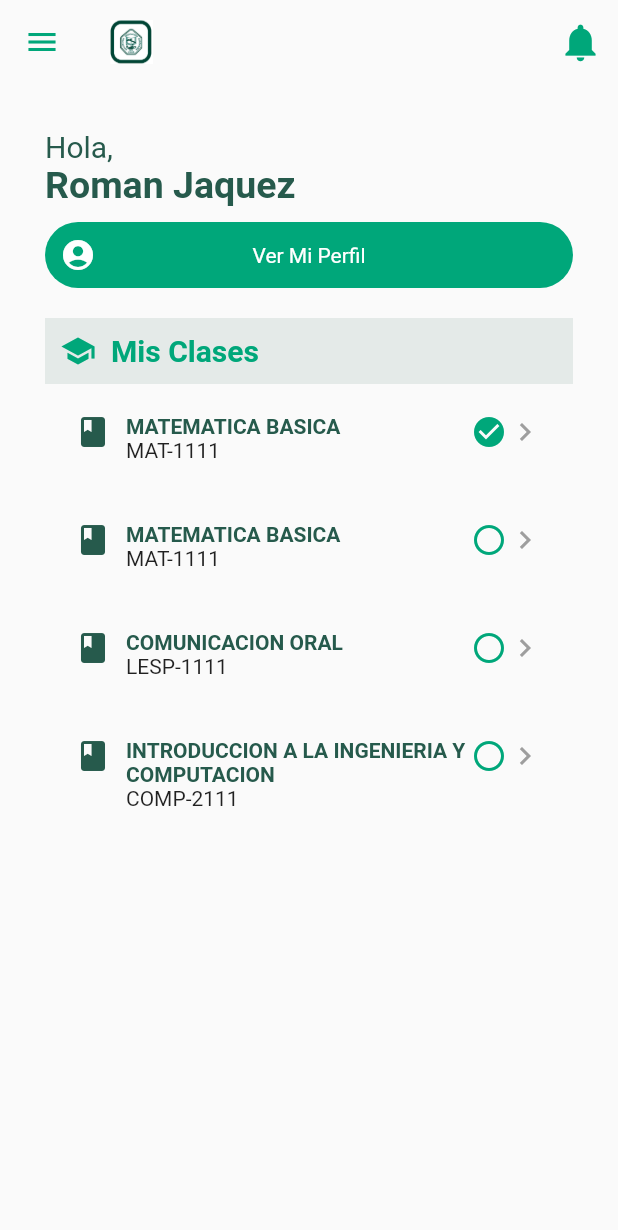
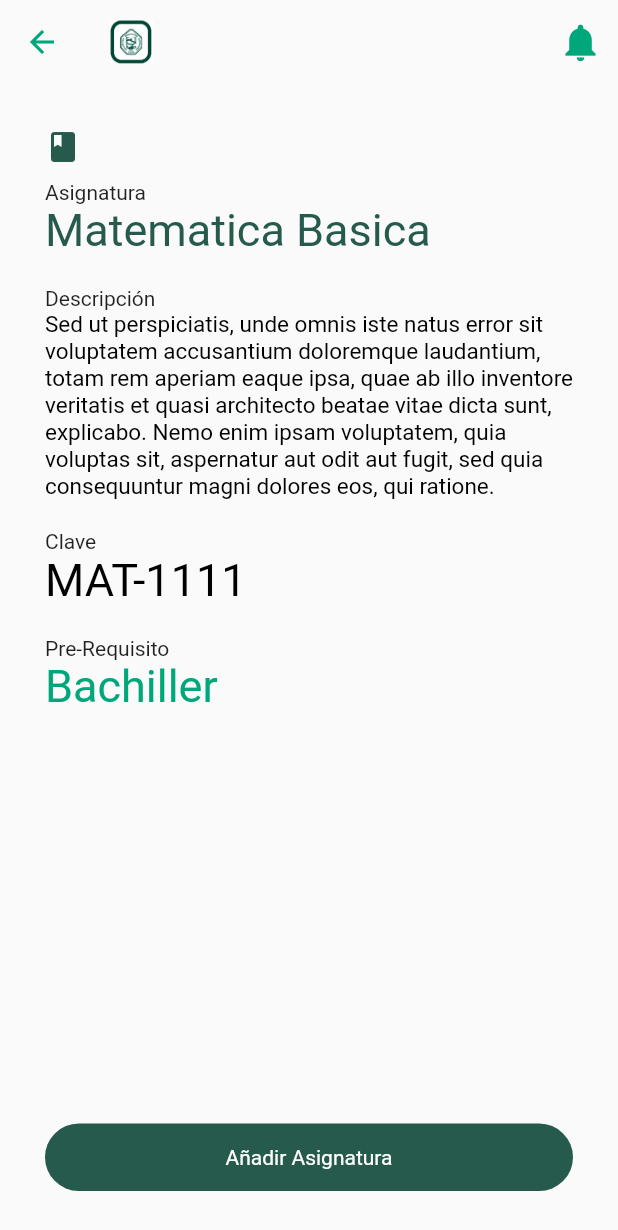
Before and after one commit to romanejaquez/unad-flutter, a Flutter app: the UNADHome screen opened directly, after a tap on "MATEMATICA BASICA", on a phone screen of 412 x 824 dp. Shown: the top 1230 px of the screen. Run offline on Flutter 3.47's test engine with Material 2 defaults, Android fonts, the light colour scheme and no system bars; our stand-ins replace flutter_svg.

Commit message:
unad app

```diff
--- a/lib/helpers/utils.dart
+++ b/lib/helpers/utils.dart
@@ -11,7 +11,7 @@ class Utils {
       Asignatura(
           id: '1',
           nombre: "Matematica Basica",
-          descripcion: "Matematica Basica",
+          descripcion: "Sed ut perspiciatis, unde omnis iste natus error sit voluptatem accusantium doloremque laudantium, totam rem aperiam eaque ipsa, quae ab illo inventore veritatis et quasi architecto beatae vitae dicta sunt, explicabo. Nemo enim ipsam voluptatem, quia voluptas sit, aspernatur aut odit aut fugit, sed quia consequuntur magni dolores eos, qui ratione.",
           clave: 'MAT-1111',
           prerequisito: 'Bachiller',
           anadida: false
@@ -19,7 +19,7 @@ class Utils {
       Asignatura(
           id: '2',
           nombre: "Matematica Basica",
-          descripcion: "Matematica Basica",
+          descripcion: "Sed ut perspiciatis, unde omnis iste natus error sit voluptatem accusantium doloremque laudantium, totam rem aperiam eaque ipsa, quae ab illo inventore veritatis et quasi architecto beatae vitae dicta sunt, explicabo. Nemo enim ipsam voluptatem, quia voluptas sit, aspernatur aut odit aut fugit, sed quia consequuntur magni dolores eos, qui ratione.",
           clave: 'MAT-1111',
           prerequisito: 'Bachiller',
           anadida: false
@@ -27,7 +27,7 @@ class Utils {
       Asignatura(
           id: '3',
           nombre: "Comunicacion Oral",
-          descripcion: "Comunicacion Oral",
+          descripcion: "Sed ut perspiciatis, unde omnis iste natus error sit voluptatem accusantium doloremque laudantium, totam rem aperiam eaque ipsa, quae ab illo inventore veritatis et quasi architecto beatae vitae dicta sunt, explicabo. Nemo enim ipsam voluptatem, quia voluptas sit, aspernatur aut odit aut fugit, sed quia consequuntur magni dolores eos, qui ratione.",
           clave: 'LESP-1111',
           prerequisito: 'Bachiller',
           anadida: false
@@ -35,7 +35,7 @@ class Utils {
       Asignatura(
           id: '4',
           nombre: "Introduccion a la Ingenieria y Computacion",
-          descripcion: "Matematica Basica",
+          descripcion: "Sed ut perspiciatis, unde omnis iste natus error sit voluptatem accusantium doloremque laudantium, totam rem aperiam eaque ipsa, quae ab illo inventore veritatis et quasi architecto beatae vitae dicta sunt, explicabo. Nemo enim ipsam voluptatem, quia voluptas sit, aspernatur aut odit aut fugit, sed quia consequuntur magni dolores eos, qui ratione.",
           clave: 'COMP-2111',
           prerequisito: 'Bachiller',
           anadida: false
--- /dev/null
+++ b/lib/pages/unadasignaturadetalles.dart
@@ -0,0 +1,83 @@
+import 'package:flutter/material.dart';
+import 'package:provider/provider.dart';
+import 'package:unad_app/helpers/utils.dart';
+import 'package:unad_app/models/asignatura.dart';
+import 'package:unad_app/services/asignaturaservice.dart';
+import 'package:unad_app/widgets/unadbutton.dart';
+
+class UNADAsignaturaDetalles extends StatelessWidget {
+  const UNADAsignaturaDetalles({Key? key}) : super(key: key);
+
+  @override
+  Widget build(BuildContext context) {
+    return Scaffold(
+      appBar: AppBar(
+        iconTheme: const IconThemeData(color: Utils.secondaryColor),
+        backgroundColor: Colors.transparent,
+        elevation: 0,
+        title: Image.asset('assets/imgs/unadlogo.png', width: 30, height: 30),
+        actions: [
+          Container(
+            margin: const EdgeInsets.only(right: 10),
+            child: const Icon(Icons.notifications, size: 30, color: Utils.secondaryColor)
+          )
+        ],
+      ),
+      body: Padding(
+        padding: const EdgeInsets.all(30),
+        child: Consumer<AsignaturaService>(
+          builder: (context, service, child) {
+
+            Asignatura asignatura = service.asignaturaSeleccionada!;
+
+            return Column(
+              children: [
+                Expanded(
+                  child: Column(
+                    crossAxisAlignment: CrossAxisAlignment.start,
+                    children: [
+                      const Icon(Icons.class_, color: Utils.mainColor),
+                      const SizedBox(height: 10),
+                      const Text('Asignatura'),
+                      Text(asignatura.nombre,
+                        style: const TextStyle(color: Utils.mainColor, fontSize: 30)
+                      ),
+                      const SizedBox(height: 20),
+                      const Text('Descripción'),
+                      Text(asignatura.descripcion,
+                        style: const TextStyle(color: Colors.black, fontSize: 15)
+                      ),
+                      const SizedBox(height: 20),
+                      const Text('Clave'),
+                      Text(asignatura.clave,
+                        style: const TextStyle(color: Colors.black, fontSize: 30)
+                      ),
+                      const SizedBox(height: 20),
+                      const Text('Pre-Requisito'),
+                      Text(asignatura.prerequisito,
+                        style: const TextStyle(color: Utils.secondaryColor, fontSize: 30)
+                      )
+                    ],
+                  ),
+                ),
+                const SizedBox(height: 20),
+                UNADButton(
+                  label: asignatura.anadida ? 'Retirar Asignatura' : 'Añadir Asignatura',
+                  color: asignatura.anadida ? Utils.secondaryColor : Utils.mainColor,
+                  onTap: () {
+                    if (!asignatura.anadida) {
+                      service.agregarAsignatura(asignatura.id);
+                    }
+                    else {
+                      service.retirarAsignatura(asignatura.id);
+                    }
+                  },
+                ),
+              ],
+            );
+          }
+        )
+      ),
+    );
+  }
+}
--- a/lib/pages/unadhome.dart
+++ b/lib/pages/unadhome.dart
@@ -1,5 +1,7 @@
 import 'package:flutter/material.dart';
 import 'package:unad_app/helpers/utils.dart';
+import 'package:unad_app/pages/unadasignaturadetalles.dart';
+import 'package:unad_app/pages/unadperfil.dart';
 import 'package:unad_app/widgets/listadeasignaturas.dart';
 import 'package:unad_app/widgets/unadbutton.dart';
 
@@ -29,14 +31,18 @@ class UNADHome extends StatelessWidget {
         child: Column(
           crossAxisAlignment: CrossAxisAlignment.start,
           children: [
-            Text('Hola,', style: TextStyle(color: Utils.mainColor, fontSize: 20)),
-            Text('Roman Jaquez', style: TextStyle(color: Utils.mainColor, fontWeight: FontWeight.bold, fontSize: 25)),
+            const Text('Hola,', style: TextStyle(color: Utils.mainColor, fontSize: 20)),
+            const Text('Roman Jaquez', style: TextStyle(color: Utils.mainColor, fontWeight: FontWeight.bold, fontSize: 25)),
             const SizedBox(height: 10),
             UNADButton(
               icon: Icons.account_circle,
-              label: 'Ver Mi Perfil', color: Utils.secondaryColor, onTap: () {
-
-            }),
+              label: 'Ver Mi Perfil', color: Utils.secondaryColor,
+              onTap: () {
+                Navigator.of(context).push(
+                  MaterialPageRoute(builder: (context) => const UNADPerfil())
+                );
+              }
+            ),
             const SizedBox(height: 20),
             ColoredBox(
               color: Utils.mainColor.withOpacity(0.1),
@@ -51,7 +57,13 @@ class UNADHome extends StatelessWidget {
                 )
               ),
             ),
-            const ListaDeAsignaturas()
+            ListaDeAsignaturas(
+              onItemTap: () {
+                Navigator.of(context).push(
+                  MaterialPageRoute(builder: (context) => UNADAsignaturaDetalles())
+                );
+              }
+            )
           ]
         )
       )
--- a/lib/services/asignaturaservice.dart
+++ b/lib/services/asignaturaservice.dart
@@ -6,9 +6,21 @@ class AsignaturaService extends ChangeNotifier {
 
   List<Asignatura> asignaturas = Utils.getAsignaturas();
 
-  void addAsignatura(String id) {
+  Asignatura? asignaturaSeleccionada;
+
+  void selectionarAsignatura(Asignatura a) {
+    asignaturaSeleccionada = a;
+  }
+
+  void agregarAsignatura(String id) {
     var asignatura = asignaturas.where((a) => a.id == id).first;
-    asignatura.anadida = !asignatura.anadida;
+    asignatura.anadida = true;
+    notifyListeners();
+  }
+
+  void retirarAsignatura(String id) {
+    var asignatura = asignaturas.where((a) => a.id == id).first;
+    asignatura.anadida = false;
     notifyListeners();
   }
 }
--- /dev/null
+++ b/lib/widgets/asignaturawidget.dart
@@ -0,0 +1,53 @@
+import 'package:flutter/material.dart';
+import 'package:provider/provider.dart';
+import 'package:unad_app/helpers/utils.dart';
+import 'package:unad_app/models/asignatura.dart';
+import 'package:unad_app/services/asignaturaservice.dart';
+
+class AsignaturaWidget extends StatelessWidget {
+
+  final Asignatura asignatura;
+  final Function onAsignaturaTap;
+  const AsignaturaWidget({Key? key, required this.asignatura, required this.onAsignaturaTap }) : super(key: key);
+
+  @override
+  Widget build(BuildContext context) {
+    return Material(
+      color: Colors.transparent,
+      child: InkWell(
+        highlightColor: Utils.mainColor.withOpacity(0.1),
+        splashColor: Utils.secondaryColor.withOpacity(0.1),
+        onTap: () {
+          onAsignaturaTap();
+        },
+        child: Container(
+          margin: const EdgeInsets.all(10),
+          padding: const EdgeInsets.all(10),
+          child: Row(
+            crossAxisAlignment: CrossAxisAlignment.start,
+            children: [
+              const Icon(Icons.class_, color: Utils.mainColor),
+              const SizedBox(width: 10),
+              Expanded(
+                child: Column(
+                  crossAxisAlignment: CrossAxisAlignment.start,
+                  children: [
+                    Text(asignatura.nombre.toUpperCase(),
+                    style: const TextStyle(color: Utils.mainColor, fontWeight: FontWeight.bold)),
+                    Text(asignatura.clave)
+                  ],
+                ),
+              ),
+              Consumer<AsignaturaService>(
+                builder: (context, service, child) {
+                  return Icon(asignatura.anadida ? Icons.check_circle : Icons.circle_outlined, color: Utils.secondaryColor);
+                }
+              ),
+              const Icon(Icons.chevron_right, color: Colors.grey)
+            ],
+          ),
+        ),
+      ),
+    );
+  }
+}
--- a/lib/widgets/listadeasignaturas.dart
+++ b/lib/widgets/listadeasignaturas.dart
@@ -2,14 +2,18 @@ import 'package:flutter/material.dart';
 import 'package:provider/provider.dart';
 import 'package:unad_app/helpers/utils.dart';
 import 'package:unad_app/services/asignaturaservice.dart';
+import 'package:unad_app/widgets/asignaturawidget.dart';
 
 class ListaDeAsignaturas extends StatelessWidget {
-  const ListaDeAsignaturas({Key? key}) : super(key: key);
+
+  final Function onItemTap;
+  const ListaDeAsignaturas({Key? key, required this.onItemTap }) : super(key: key);
 
   @override
   Widget build(BuildContext context) {
-    return Consumer<AsignaturaService>(
-      builder: (context, service, child) {
+
+    AsignaturaService service = Provider.of<AsignaturaService>(context, listen: false);
+
     return Expanded(
       child: ListView.builder(
         itemCount: service.asignaturas.length,
@@ -17,42 +21,15 @@ class ListaDeAsignaturas extends StatelessWidget {
 
           var asignatura = service.asignaturas[index];
 
-              return Material(
-                color: Colors.transparent,
-                child: InkWell(
-                  highlightColor: Utils.mainColor.withOpacity(0.1),
-                  splashColor: Utils.secondaryColor.withOpacity(0.1),
-                  onTap: () {
-                    service.addAsignatura(asignatura.id);
-                  },
-                  child: Container(
-                    margin: const EdgeInsets.all(10),
-                    padding: const EdgeInsets.all(10),
-                    child: Row(
-                      crossAxisAlignment: CrossAxisAlignment.start,
-                      children: [
-                        Icon(Icons.class_, color: Utils.mainColor),
-                        SizedBox(width: 10),
-                        Expanded(
-                          child: Column(
-                            crossAxisAlignment: CrossAxisAlignment.start,
-                            children: [
-                              Text(asignatura.nombre.toUpperCase(), style: TextStyle(color: Utils.mainColor, fontWeight: FontWeight.bold)),
-                              Text(asignatura.clave)
-                            ],
-                          ),
-                        ),
-                        Icon(asignatura.anadida ? Icons.check_circle : Icons.circle_outlined, color: Utils.secondaryColor),
-                        Icon(Icons.chevron_right, color: Colors.grey)
-                      ],
-                    ),
-                  ),
-                ),
+          return AsignaturaWidget(
+            asignatura: asignatura,
+            onAsignaturaTap: () {
+              service.selectionarAsignatura(asignatura);
+              onItemTap();
+            }
           );
         }
       ),
     );
   }
-    );
 }
-}
--- a/lib/widgets/unadbutton.dart
+++ b/lib/widgets/unadbutton.dart
@@ -1,14 +1,14 @@
 import 'package:flutter/material.dart';
 
-class UNADButton extends StatelessWidget {
+class UNADButton extends StatefulWidget {
 
   final String label;
   final Color color;
   final IconData? icon;
   final bool? isEnabled;
-  Function onTap;
+  final Function onTap;
 
-  UNADButton({super.key,
+  const UNADButton({super.key,
     required this.label,
     required this.color,
     this.icon,
@@ -17,28 +17,33 @@ class UNADButton extends StatelessWidget {
   });
 
   @override
+  State<UNADButton> createState() => _UNADButtonState();
+}
+
+class _UNADButtonState extends State<UNADButton> {
+  @override
   Widget build(BuildContext context) {
     return GestureDetector(
       onTap: () {
-        if (isEnabled!) {
-          onTap();
+        if (widget.isEnabled!) {
+          widget.onTap();
         }
       } ,
       child: Opacity(
-        opacity: isEnabled! ? 1 : 0.5,
+        opacity: widget.isEnabled! ? 1 : 0.5,
         child: Container(
           padding: const EdgeInsets.all(10),
           decoration: BoxDecoration(
-            color: color,
+            color: widget.color,
             borderRadius: BorderRadius.circular(50)
           ),
           child: Stack(
             alignment: Alignment.center,
             children: [
-              icon != null ? Align(alignment: Alignment.centerLeft, child: Icon(icon, color: Colors.white)) : const SizedBox(height: 25),
+              widget.icon != null ? Align(alignment: Alignment.centerLeft, child: Icon(widget.icon, color: Colors.white)) : const SizedBox(height: 25),
               Align(
                 alignment: Alignment.center,
-                child: Text(label, textAlign: TextAlign.center, style: const TextStyle(color: Colors.white)),
+                child: Text(widget.label, textAlign: TextAlign.center, style: const TextStyle(color: Colors.white)),
               )
             ],
           ),
```
Also changed, not shown: lib/pages/unadlogin.dart (+3 -7 lines), lib/pages/unadperfil.dart (added, +105 -0 lines). Lines whose indentation alone changed are shown as unchanged.
